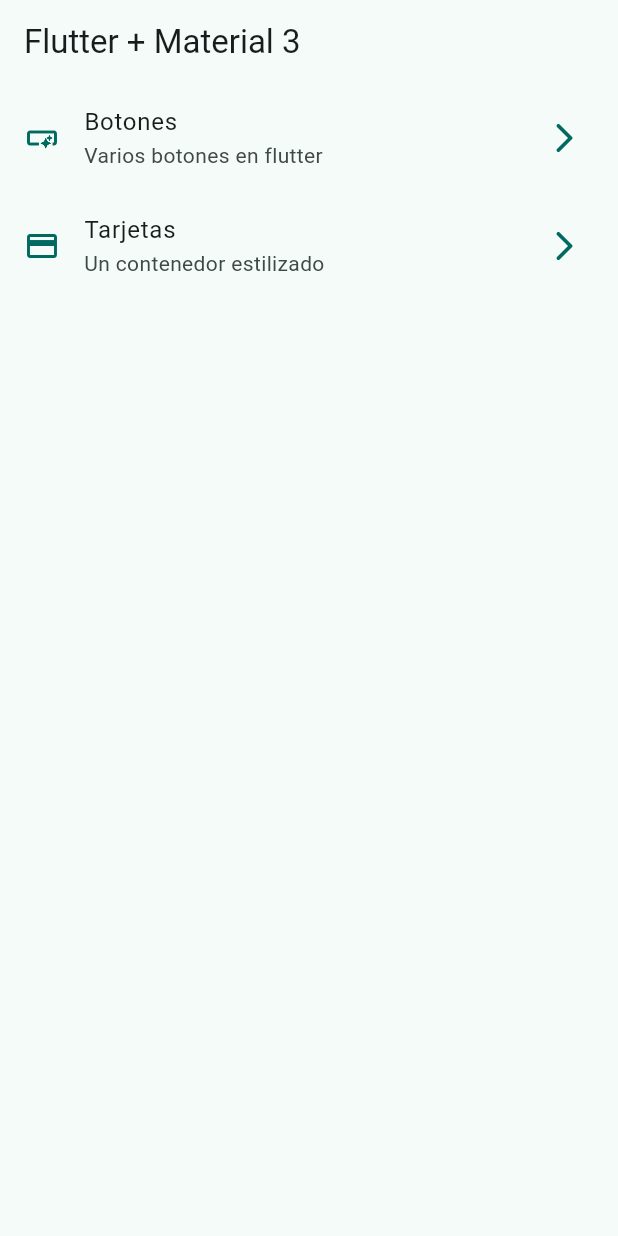
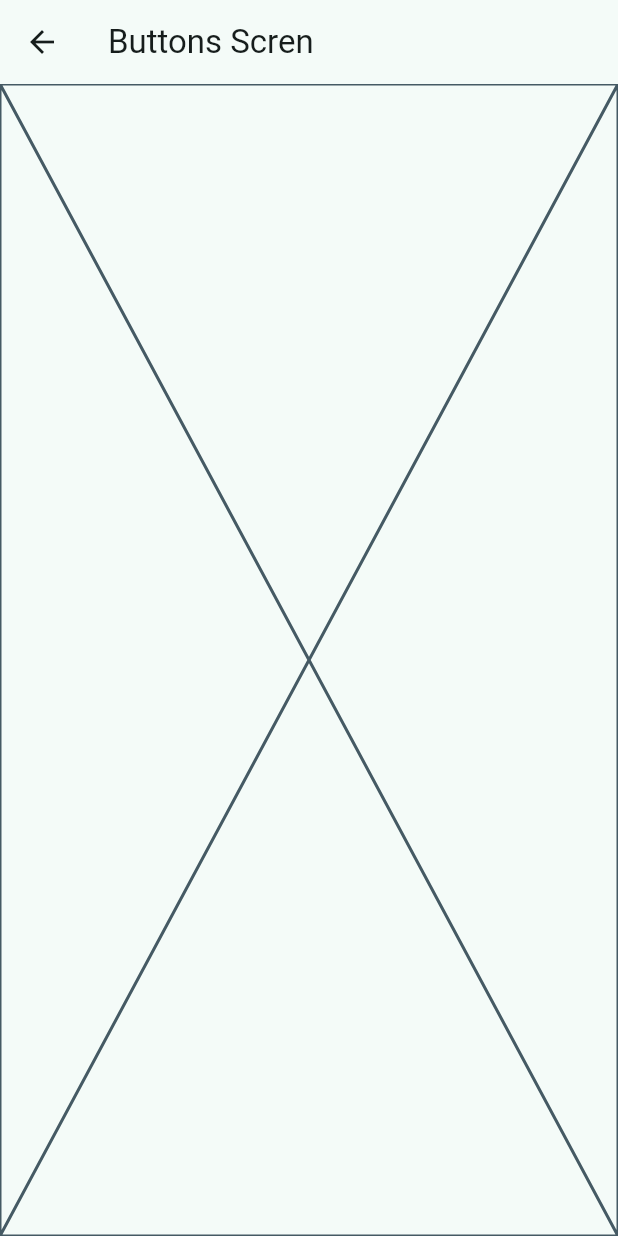
Before and after one commit to TheLittleBug404/Practica-de-flutter-Widgets, a Flutter app: the screen it shows after launch, after a tap on "Botones", on a phone screen of 412 x 824 dp. Run offline on Flutter 3.47's test engine with Material 3 defaults, Android fonts, the phone set to English and light mode, and no system bars.

Commit message:
Rutas basicas creadas

```diff
--- a/lib/config/menu/menu_items.dart
+++ b/lib/config/menu/menu_items.dart
@@ -26,7 +26,7 @@ const appMenuItems = <MenuItem>[
   MenuItem(
     title: 'Tarjetas',
     subTitle: 'Un contenedor estilizado',
-    link: '/card',
+    link: '/cards',
     icon: Icons.credit_card
   )
 ];
--- /dev/null
+++ b/lib/config/presentation/screens/buttons/buttons_screen.dart
@@ -0,0 +1,15 @@
+import 'package:flutter/material.dart';
+
+class ButtonsScreen extends StatelessWidget {
+  const ButtonsScreen({super.key});
+
+  @override
+  Widget build(BuildContext context) {
+    return Scaffold(
+      appBar: AppBar(
+        title: const Text('Buttons Scren'),
+      ),
+      body: const Placeholder(),
+    );
+  }
+}
--- a/lib/config/presentation/screens/home/home_screens.dart
+++ b/lib/config/presentation/screens/home/home_screens.dart
@@ -1,5 +1,6 @@
 import 'package:flutter/material.dart';
 import 'package:widgets_app/config/menu/menu_items.dart';
+import 'package:widgets_app/config/presentation/screens/buttons/buttons_screen.dart';
 
 class HomeScreen extends StatelessWidget {
   const HomeScreen({super.key});
@@ -55,8 +56,12 @@ class _CustomListTile extends StatelessWidget {
         color: colorsTheme.primary,
       ),
       onTap: (){//gracias a este podemos darle un clic al icono
-
-      },
+      //con el PushNamed podemos navegar entre pantallas con las rutas establecidad
+        Navigator.pushNamed(
+          context,
+          menuItem.link
+        );
+      }
     );
   }
 }
--- a/lib/main.dart
+++ b/lib/main.dart
@@ -1,4 +1,6 @@
 import 'package:flutter/material.dart';
+import 'package:widgets_app/config/presentation/screens/buttons/buttons_screen.dart';
+import 'package:widgets_app/config/presentation/screens/cards/cards_screen.dart';
 import 'package:widgets_app/config/presentation/screens/home/home_screens.dart';
 import 'package:widgets_app/config/theme/app_theme.dart';
 //aleida
@@ -15,6 +17,10 @@ class MainApp extends StatelessWidget {
       debugShowCheckedModeBanner: false,
       //aca colcoaremos un numero de 0 a 8 por que este es el tamaño de nuestra lista de colores
       theme: AppTheme(selectedColor: 1).getTheme(),
+      routes: {
+        '/buttons' : (context) => const ButtonsScreen(),
+        '/cards': (context) => const CardsScreen()
+      },
       home:  const HomeScreen()
     );
   }
--- a/pubspec.yaml
+++ b/pubspec.yaml
@@ -9,6 +9,7 @@ environment:
 dependencies:
   flutter:
     sdk: flutter
+  go_router: ^13.2.1
 
 dev_dependencies:
   flutter_test:
```
Also changed, not shown: lib/config/presentation/screens/cards/cards_screen.dart (added, +15 -0 lines), pubspec.lock.
